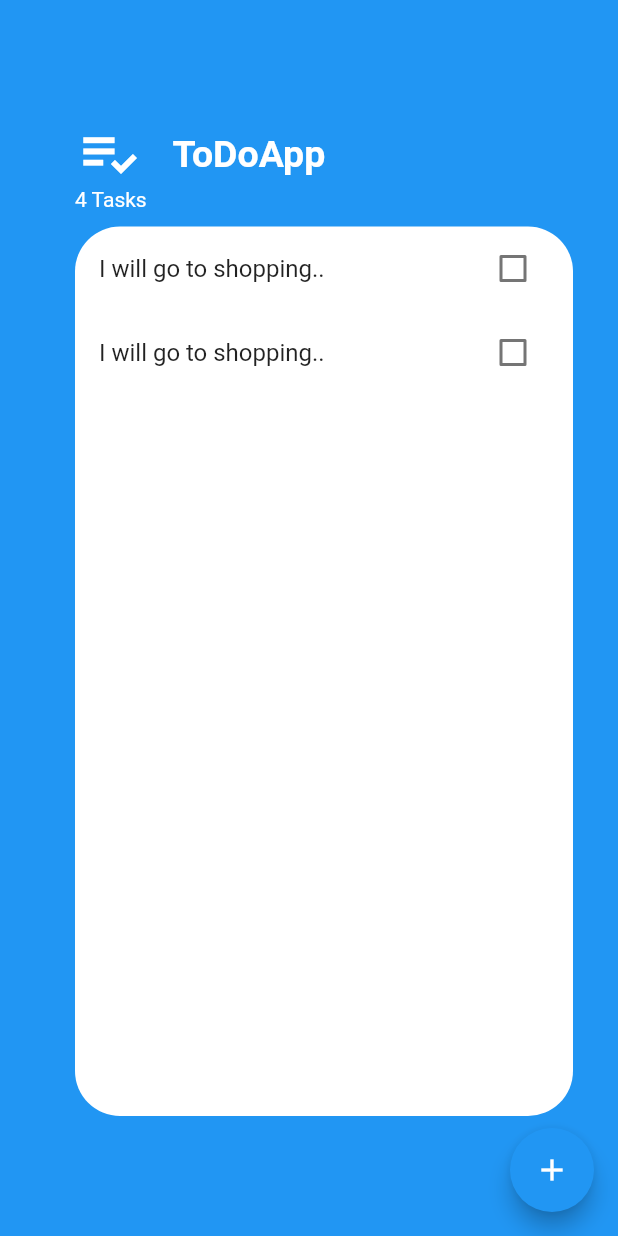
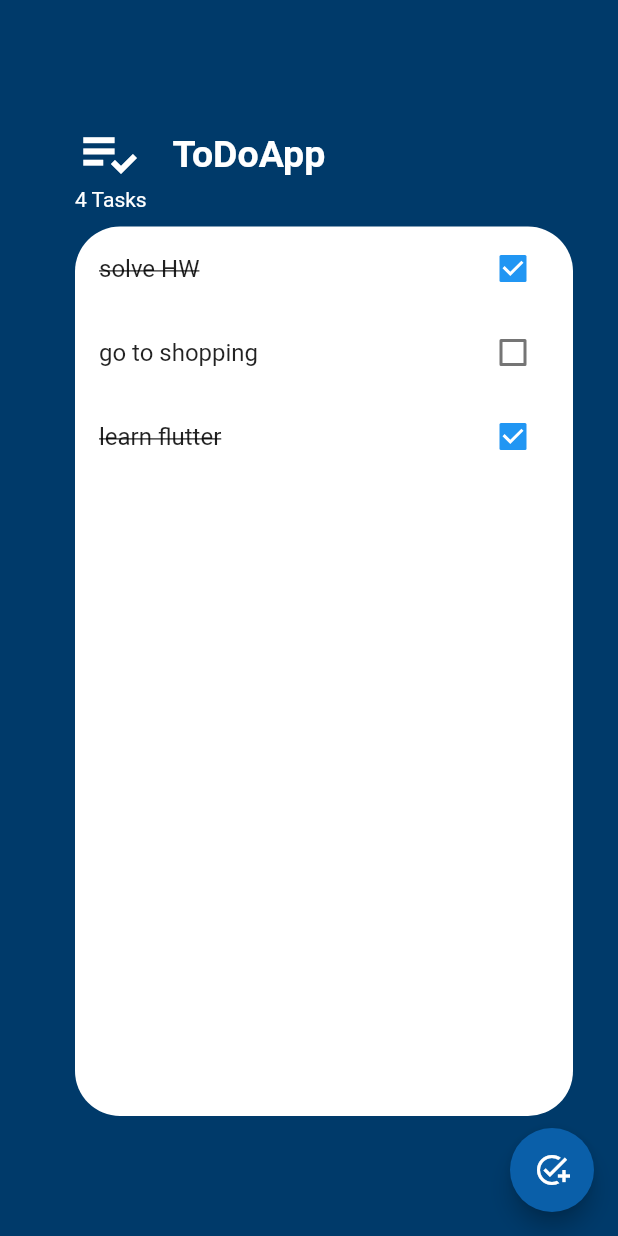
Before and after one commit to NouraSaad19/Flutter_ToDoApp, a Flutter app: the screen it shows after launch, on a phone screen of 412 x 824 dp. Run offline on Flutter 3.47's test engine with Material 2 defaults, Android fonts, the phone set to English and light mode, and no system bars.

Commit message:
display all tha tasks in to do list

```diff
--- a/lib/models/task.dart
+++ b/lib/models/task.dart
@@ -0,0 +1,10 @@
+class TaskModel {
+  final String taskName;
+  bool isDone;
+
+  TaskModel({required this.taskName, required this.isDone});
+
+  void doneChange() {
+    isDone = !isDone;
+  }
+}
--- a/lib/screens/login_screen.dart
+++ b/lib/screens/login_screen.dart
@@ -10,6 +10,7 @@ class LoginScreen extends StatelessWidget {
   Widget build(BuildContext context) {
     return Scaffold(
         appBar: AppBar(
+          backgroundColor: Color.fromARGB(255, 10, 95, 169),
           leading: Icon(
             Icons.menu,
           ),
@@ -81,7 +82,7 @@ class LoginScreen extends StatelessWidget {
                     ),
                     Container(
                       width: double.infinity,
-                      color: Colors.blue,
+                      color: Color.fromARGB(255, 10, 95, 169),
                       child: MaterialButton(
                         onPressed: () {
                           print(emailController.text);
--- a/lib/screens/to_do_screen.dart
+++ b/lib/screens/to_do_screen.dart
@@ -8,8 +8,9 @@ class ToDoScreen extends StatelessWidget {
   @override
   Widget build(BuildContext context) {
     return Scaffold(
-      backgroundColor: Colors.blue,
+      backgroundColor: Color.fromARGB(255, 0, 58, 106),
       floatingActionButton: FloatingActionButton(
+        backgroundColor: Color.fromARGB(255, 10, 95, 169),
         onPressed: () {
           showModalBottomSheet(
             // isScrollControlled: true,
@@ -44,7 +45,7 @@ class ToDoScreen extends StatelessWidget {
                   ),
                   Container(
                     width: double.infinity,
-                    color: Colors.blue,
+                    color: Color.fromARGB(255, 10, 95, 169),
                     child: MaterialButton(
                       onPressed: () {
                         print("add");
@@ -57,7 +58,7 @@ class ToDoScreen extends StatelessWidget {
             ),
           );
         },
-        child: Icon(Icons.add),
+        child: Icon(Icons.add_task),
       ),
       body: Container(
         padding: EdgeInsets.only(left: 50, top: 80, right: 30, bottom: 80),
--- a/lib/widgets/task.dart
+++ b/lib/widgets/task.dart
@@ -1,34 +1,23 @@
 import 'package:flutter/material.dart';
 
-class Task extends StatefulWidget {
-  @override
-  State<Task> createState() => _TaskState();
-}
+class Task extends StatelessWidget {
+  final String taskName;
+  final bool isCheck;
 
-class _TaskState extends State<Task> {
-  bool isCheck = false;
+  final void Function(bool?) ChekboxChange;
+
+  Task(
+      {required this.taskName,
+      required this.isCheck,
+      required this.ChekboxChange});
 
   @override
   Widget build(BuildContext context) {
     return ListTile(
-        title: Text("I will go to shopping..",
+        title: Text(taskName,
             style: TextStyle(
               decoration: isCheck ? TextDecoration.lineThrough : null,
             )),
-        trailing: TaskCheckbox(isCheck, (bool? newValue) {
-          setState(() {
-            isCheck = newValue!;
-          });
-        }));
+        trailing: Checkbox(value: isCheck, onChanged: ChekboxChange));
   }
 }
-
-class TaskCheckbox extends StatelessWidget {
-  final bool? checkboxState;
-  final Function(bool?) checkboxChange;
-  TaskCheckbox(this.checkboxState, this.checkboxChange);
-  @override
-  Widget build(BuildContext context) {
-    return Checkbox(value: checkboxState, onChanged: checkboxChange);
-  }
-}
--- a/lib/widgets/tasks.dart
+++ b/lib/widgets/tasks.dart
@@ -1,19 +1,45 @@
 import 'package:flutter/material.dart';
+import 'package:todoapp/models/task.dart';
 import 'package:todoapp/widgets/task.dart';
 
-class Tasks extends StatelessWidget {
+class Tasks extends StatefulWidget {
   const Tasks({
     Key? key,
   }) : super(key: key);
 
   @override
+  State<Tasks> createState() => _TasksState();
+}
+
+class _TasksState extends State<Tasks> {
+  List<TaskModel> tasks = [
+    TaskModel(taskName: "solve HW", isDone: true),
+    TaskModel(taskName: "go to shopping", isDone: false),
+    TaskModel(taskName: "learn flutter", isDone: true),
+  ];
+
+  @override
   Widget build(BuildContext context) {
-    return ListView(
-      // ignore: prefer_const_literals_to_create_immutables
-      children: [
-        Task(),
-        Task(),
-      ],
+    //ListView.builder help me to bulid infinty list from the task
+    return ListView.builder(
+      itemCount: tasks.length,
+      itemBuilder: (context, index) {
+        return Task(
+            taskName: tasks[index].taskName,
+            isCheck: tasks[index].isDone,
+            ChekboxChange: (newValue) {
+              setState(() {
+                tasks[index].doneChange();
+              });
+            });
+      },
     );
+    //   // ignore: prefer_const_literals_to_create_immutables
+    //   children: [
+    //     Task(taskName: tasks[0].taskName, isCheck: tasks[0].isDone),
+    //     Task(taskName: tasks[1].taskName, isCheck: tasks[1].isDone),
+    //     Task(taskName: tasks[2].taskName, isCheck: tasks[2].isDone),
+    //   ],
+    // );
   }
 }
```
